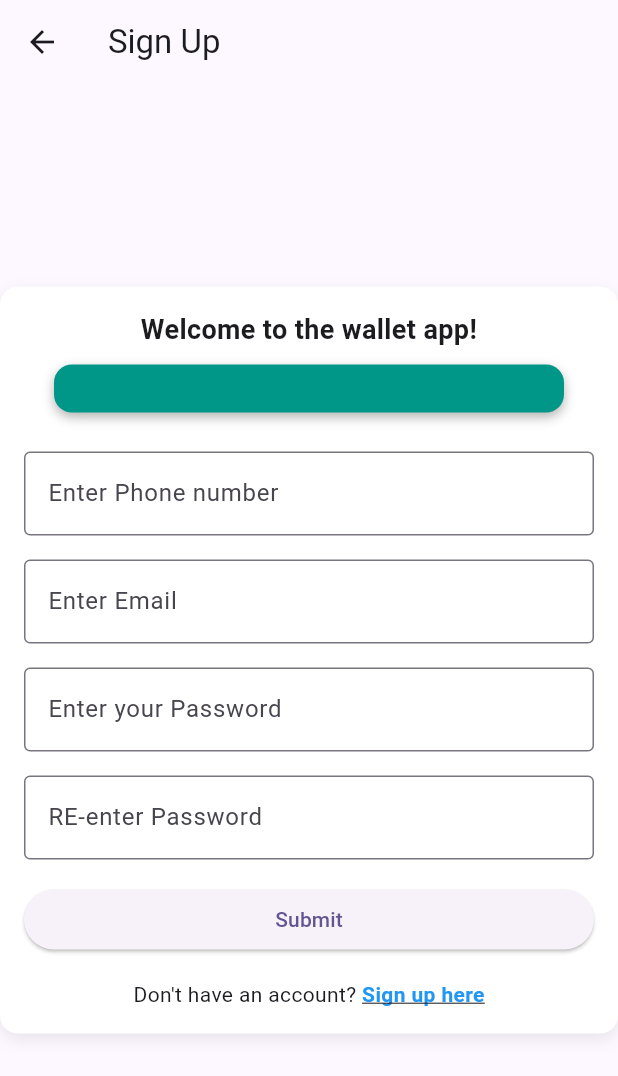
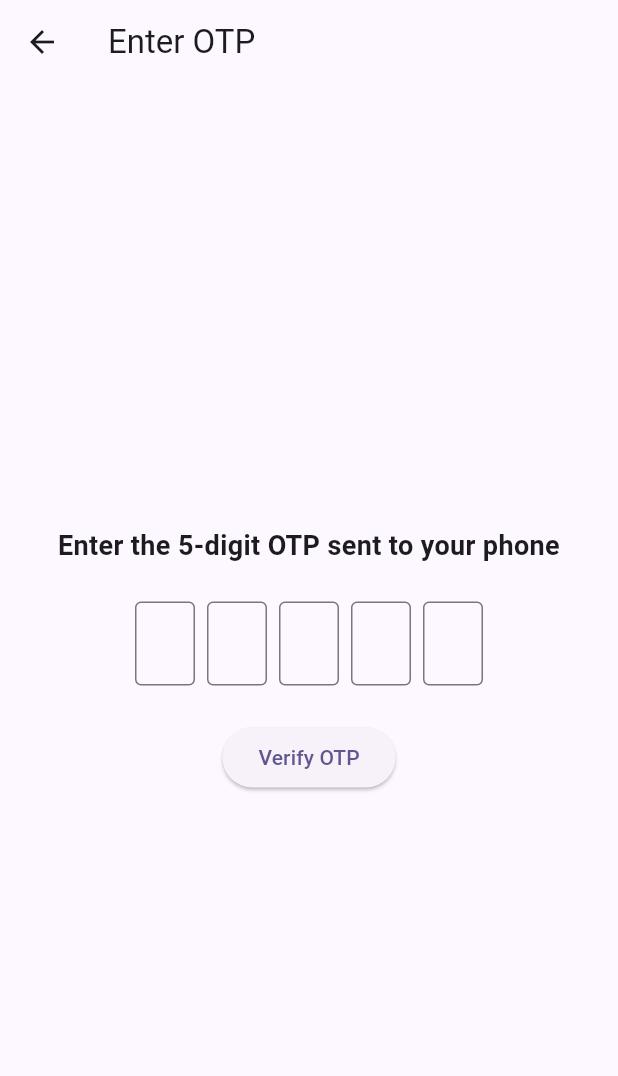
Before and after one commit to CTBen-tech/studbank, a Flutter app: the SignUpPage screen opened directly, after a tap on "Submit", on a phone screen of 412 x 824 dp. Shown: the top 1076 px of the screen. Run offline on Flutter 3.47's test engine with Material 3 defaults, Android fonts, the phone set to English and light mode, and no system bars.

Commit message:
added the otp page a page where the user enters the one time digits sent on phone

```diff
--- /dev/null
+++ b/lib/otp_page.dart
@@ -0,0 +1,50 @@
+import 'package:flutter/material.dart';
+
+class OtpPage extends StatelessWidget {
+  const OtpPage({super.key});
+
+  @override
+  Widget build(BuildContext context) {
+    return Scaffold(
+      appBar: AppBar(title: const Text('Enter OTP')),
+      body: Center(
+        child: Column(
+          mainAxisAlignment: MainAxisAlignment.center,
+          children: [
+            const Text(
+              'Enter the 5-digit OTP sent to your phone',
+              style: TextStyle(fontSize: 18, fontWeight: FontWeight.bold),
+              textAlign: TextAlign.center,
+            ),
+            const SizedBox(height: 24),
+            Row(
+              mainAxisAlignment: MainAxisAlignment.center,
+              children: List.generate(5, (index) {
+                return Container(
+                  width: 40,
+                  margin: const EdgeInsets.symmetric(horizontal: 4),
+                  child: TextField(
+                    keyboardType: TextInputType.number,
+                    textAlign: TextAlign.center,
+                    maxLength: 1,
+                    decoration: const InputDecoration(
+                      counterText: '',
+                      border: OutlineInputBorder(),
+                    ),
+                  ),
+                );
+              }),
+            ),
+            const SizedBox(height: 24),
+            ElevatedButton(
+              onPressed: () {
+                // Handle OTP verification
+              },
+              child: const Text('Verify OTP'),
+            ),
+          ],
+        ),
+      ),
+    );
+  }
+}
--- a/lib/sign_up_page.dart
+++ b/lib/sign_up_page.dart
@@ -1,4 +1,5 @@
 import 'package:flutter/material.dart';
+import 'otp_page.dart';
 
 class SignUpPage extends StatelessWidget {
   const SignUpPage({super.key});
@@ -88,6 +89,11 @@ class SignUpPage extends StatelessWidget {
                   const SizedBox(height: 16),
                   ElevatedButton(
                     onPressed: () {
+                      Navigator.push(
+                        context,
+                        MaterialPageRoute(
+                            builder: (context) => const OtpPage()),
+                      );
                       // Handle submission here
                       print('Submission button pressed');
                     },
```
